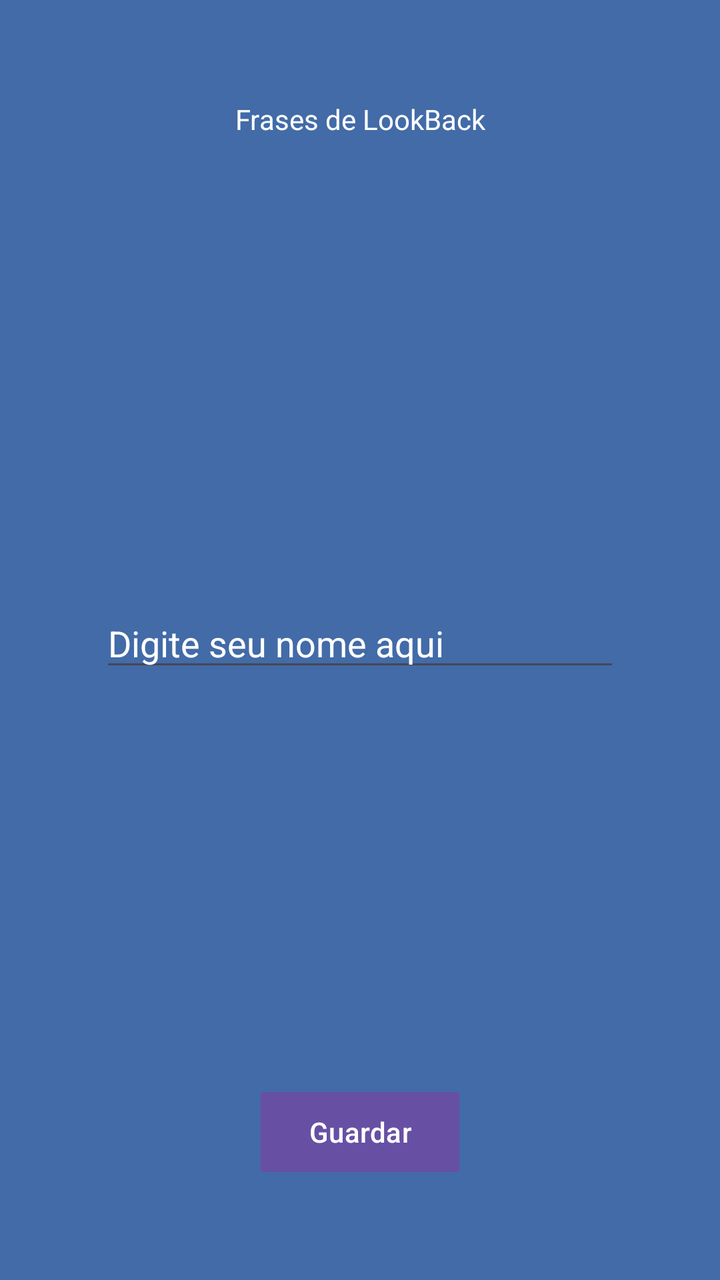
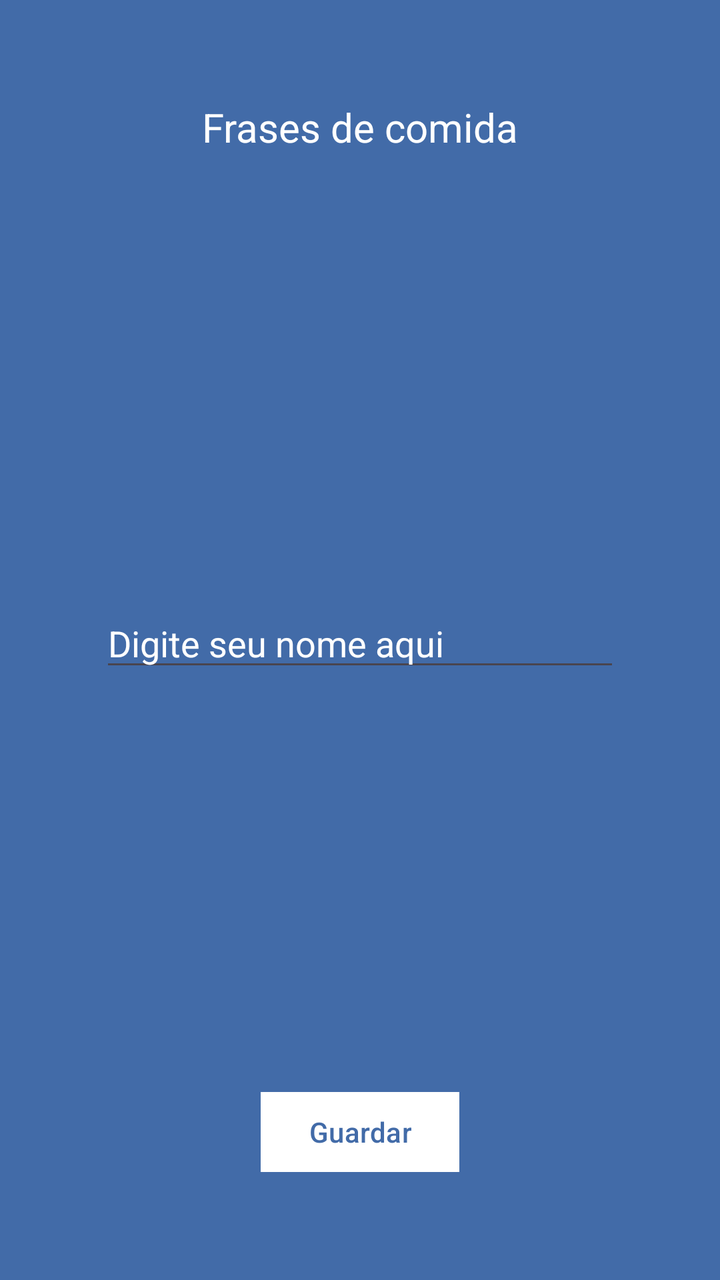

An Android layout rendered at two revisions. The XML below is the earlier revision; the diff shows what the commit changed to produce the second picture.
<!-- AndroidManifest.xml: application theme Theme.Aula_2909 -->
<!-- res/layout/activity_main.xml -->
<?xml version="1.0" encoding="utf-8"?>
<androidx.constraintlayout.widget.ConstraintLayout xmlns:android="http://schemas.android.com/apk/res/android"
    xmlns:app="http://schemas.android.com/apk/res-auto"
    xmlns:tools="http://schemas.android.com/tools"
    android:id="@+id/main"
    android:background="@color/blue"
    android:padding="50dp"
    android:layout_width="match_parent"
    android:layout_height="match_parent"
    tools:context=".MainActivity">

    <TextView
        android:id="@+id/text_view1_topo"
        android:layout_width="wrap_content"
        android:layout_height="wrap_content"
        android:textColor="@color/white"
        android:text="@string/view1_frase_topo"
        app:layout_constraintLeft_toLeftOf="parent"
        app:layout_constraintRight_toRightOf="parent"
        app:layout_constraintTop_toTopOf="parent"
        />

    <EditText
        android:id="@+id/edit_view1_name"
        android:layout_width="match_parent"
        android:layout_height="wrap_content"
        android:textColorHint="@color/white"
        android:hint="Digite seu nome aqui"
        app:layout_constraintLeft_toLeftOf="parent"
        app:layout_constraintRight_toRightOf="parent"
        app:layout_constraintTop_toTopOf="parent"
        app:layout_constraintBottom_toBottomOf="parent"

        />

    <Button
        android:id="@+id/button_view1_guardar"
        android:layout_width="wrap_content"
        android:layout_height="wrap_content"
        android:textColor="@color/white"
        android:text="@string/view1_guardar"
        app:cornerRadius="0dp"
        app:layout_constraintLeft_toLeftOf="parent"
        app:layout_constraintRight_toRightOf="parent"
        app:layout_constraintBottom_toBottomOf="parent"/>



</androidx.constraintlayout.widget.ConstraintLayout>
<!-- resources referenced by this layout -->
<resources>
  <color name="blue">#426BA8 </color>
  <color name="white">#FFFFFFFF</color>
  <string name="view1_frase_topo">Frases de LookBack</string>
  <string name="view1_guardar">Guardar</string>
  <style name="Theme.Aula_2909" parent="Base.Theme.Aula_2909" />
  <style name="Base.Theme.Aula_2909" parent="Theme.Material3.DayNight.NoActionBar">
          
          
      </style>
</resources>

<!-- the commit's change to res/layout/activity_main.xml (unified diff, before → after) -->
@@ -13,6 +13,7 @@
         android:id="@+id/text_view1_topo"
         android:layout_width="wrap_content"
         android:layout_height="wrap_content"
+        android:textSize="20dp"
         android:textColor="@color/white"
         android:text="@string/view1_frase_topo"
         app:layout_constraintLeft_toLeftOf="parent"
@@ -25,6 +26,7 @@
         android:layout_width="match_parent"
         android:layout_height="wrap_content"
         android:textColorHint="@color/white"
+        android:textColor="@color/white"
         android:hint="Digite seu nome aqui"
         app:layout_constraintLeft_toLeftOf="parent"
         app:layout_constraintRight_toRightOf="parent"
@@ -37,7 +39,8 @@
         android:id="@+id/button_view1_guardar"
         android:layout_width="wrap_content"
         android:layout_height="wrap_content"
-        android:textColor="@color/white"
+        android:backgroundTint="@color/white"
+        android:textColor="@color/blue"
         android:text="@string/view1_guardar"
         app:cornerRadius="0dp"
         app:layout_constraintLeft_toLeftOf="parent"
<!-- resource entries referenced after the edit -->
@@ -2,7 +2,7 @@
 <resources>
   <color name="blue">#426BA8 </color>
   <color name="white">#FFFFFFFF</color>
-  <string name="view1_frase_topo">Frases de LookBack</string>
+  <string name="view1_frase_topo">Frases de comida</string>
   <string name="view1_guardar">Guardar</string>
   <style name="Theme.Aula_2909" parent="Base.Theme.Aula_2909" />
   <style name="Base.Theme.Aula_2909" parent="Theme.Material3.DayNight.NoActionBar">
